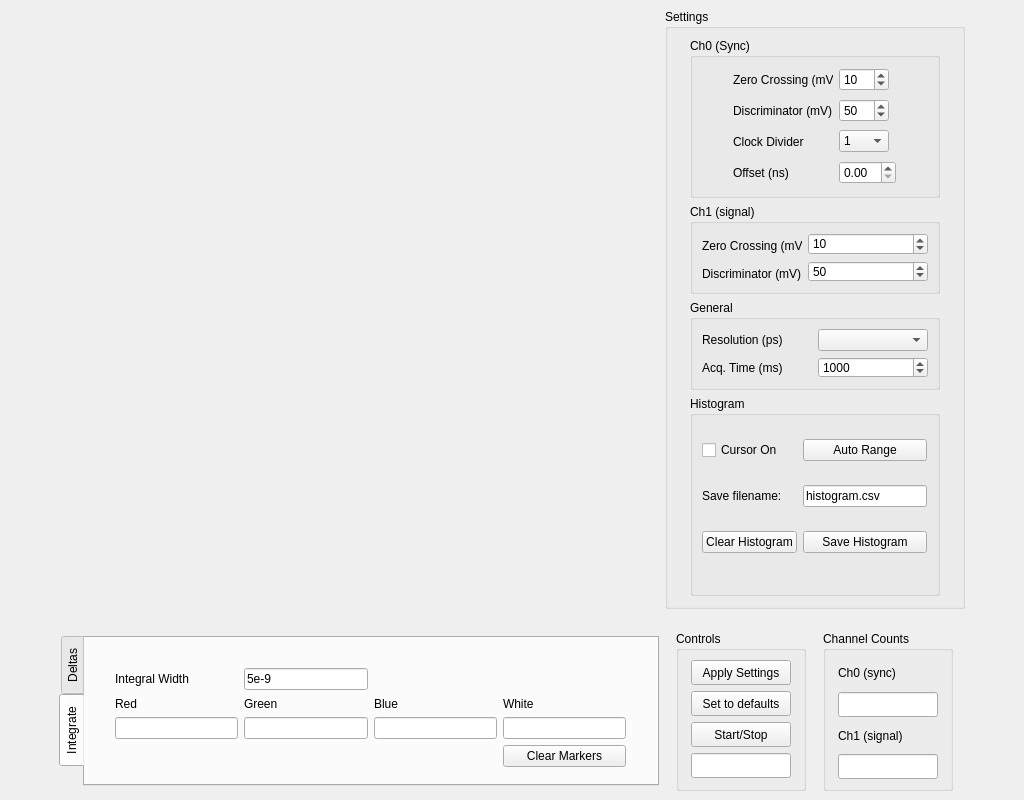
Old version of the form settings_gui.ui in the repository dldlowndes/LD_Pharppy.
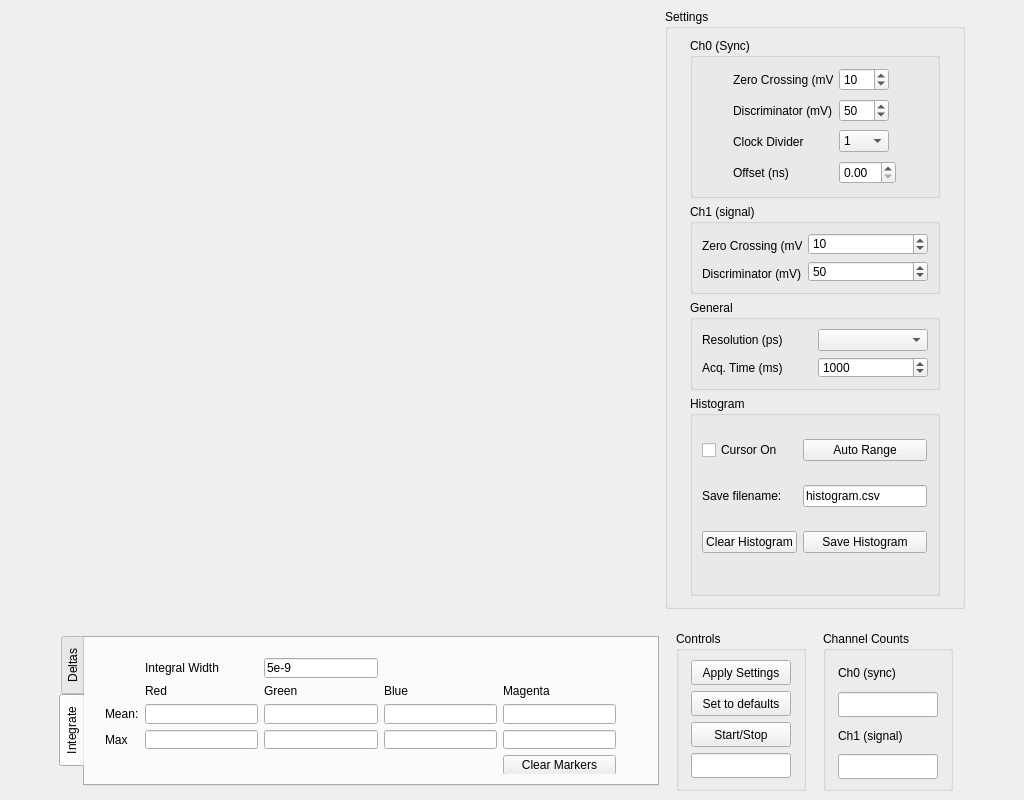
New version of the form. Custom widgets are drawn as their Qt base class.

Commit message: Integrate mode to show mean value and max value (instead of sum)

```diff
--- a/settings_gui.ui
+++ b/settings_gui.ui
@@ -1133,74 +1133,100 @@
          <widget class="QWidget" name="layoutWidget">
           <property name="geometry">
            <rect>
-            <x>30</x>
-            <y>30</y>
+            <x>20</x>
+            <y>20</y>
             <width>511</width>
-            <height>99</height>
+            <height>116</height>
            </rect>
           </property>
           <layout class="QGridLayout" name="gridLayout_13">
-           <item row="1" column="1">
-            <widget class="QLabel" name="label_3">
-             <property name="text">
-              <string>Green</string>
-             </property>
-            </widget>
-           </item>
-           <item row="2" column="0">
-            <widget class="QLineEdit" name="integral_Red"/>
-           </item>
-           <item row="2" column="1">
-            <widget class="QLineEdit" name="integral_Green"/>
-           </item>
-           <item row="1" column="2">
+           <item row="1" column="3">
             <widget class="QLabel" name="label_4">
              <property name="text">
               <string>Blue</string>
              </property>
             </widget>
            </item>
-           <item row="1" column="0">
-            <widget class="QLabel" name="label">
-             <property name="text">
-              <string>Red</string>
-             </property>
-            </widget>
+           <item row="2" column="4">
+            <widget class="QLineEdit" name="integral_Magenta"/>
            </item>
            <item row="2" column="3">
-            <widget class="QLineEdit" name="integral_White"/>
-           </item>
-           <item row="2" column="2">
             <widget class="QLineEdit" name="integral_Blue"/>
            </item>
-           <item row="1" column="3">
-            <widget class="QLabel" name="label_5">
-             <property name="text">
-              <string>White</string>
-             </property>
-            </widget>
-           </item>
-           <item row="3" column="3">
+           <item row="4" column="4">
             <widget class="QPushButton" name="button_ClearIntegrals">
              <property name="text">
               <string>Clear Markers</string>
              </property>
             </widget>
            </item>
-           <item row="0" column="0">
-            <widget class="QLabel" name="label_6">
+           <item row="3" column="4">
+            <widget class="QLineEdit" name="max_Magenta"/>
+           </item>
+           <item row="1" column="4">
+            <widget class="QLabel" name="label_5">
              <property name="text">
-              <string>Integral Width</string>
+              <string>Magenta</string>
              </property>
             </widget>
            </item>
-           <item row="0" column="1">
+           <item row="1" column="1">
+            <widget class="QLabel" name="label">
+             <property name="text">
+              <string>Red</string>
+             </property>
+            </widget>
+           </item>
+           <item row="2" column="2">
+            <widget class="QLineEdit" name="integral_Green"/>
+           </item>
+           <item row="0" column="2">
             <widget class="QLineEdit" name="integral_Width">
              <property name="text">
               <string>5e-9</string>
              </property>
             </widget>
            </item>
+           <item row="3" column="2">
+            <widget class="QLineEdit" name="max_Green"/>
+           </item>
+           <item row="3" column="3">
+            <widget class="QLineEdit" name="max_Blue"/>
+           </item>
+           <item row="1" column="2">
+            <widget class="QLabel" name="label_3">
+             <property name="text">
+              <string>Green</string>
+             </property>
+            </widget>
+           </item>
+           <item row="2" column="1">
+            <widget class="QLineEdit" name="integral_Red"/>
+           </item>
+           <item row="3" column="1">
+            <widget class="QLineEdit" name="max_Red"/>
+           </item>
+           <item row="0" column="1">
+            <widget class="QLabel" name="label_6">
+             <property name="text">
+              <string>Integral Width</string>
+             </property>
+            </widget>
+           </item>
+           <item row="2" column="0">
+            <widget class="QLabel" name="label_7">
+             <property name="text">
+              <string>Mean:</string>
+             </property>
+            </widget>
+           </item>
+           <item row="3" column="0">
+            <widget class="QLabel" name="label_8">
+             <property name="text">
+              <string>Max</string>
+             </property>
+            </widget>
+           </item>
           </layout>
          </widget>
         </widget>
```
The commit also changes 2 other files.
